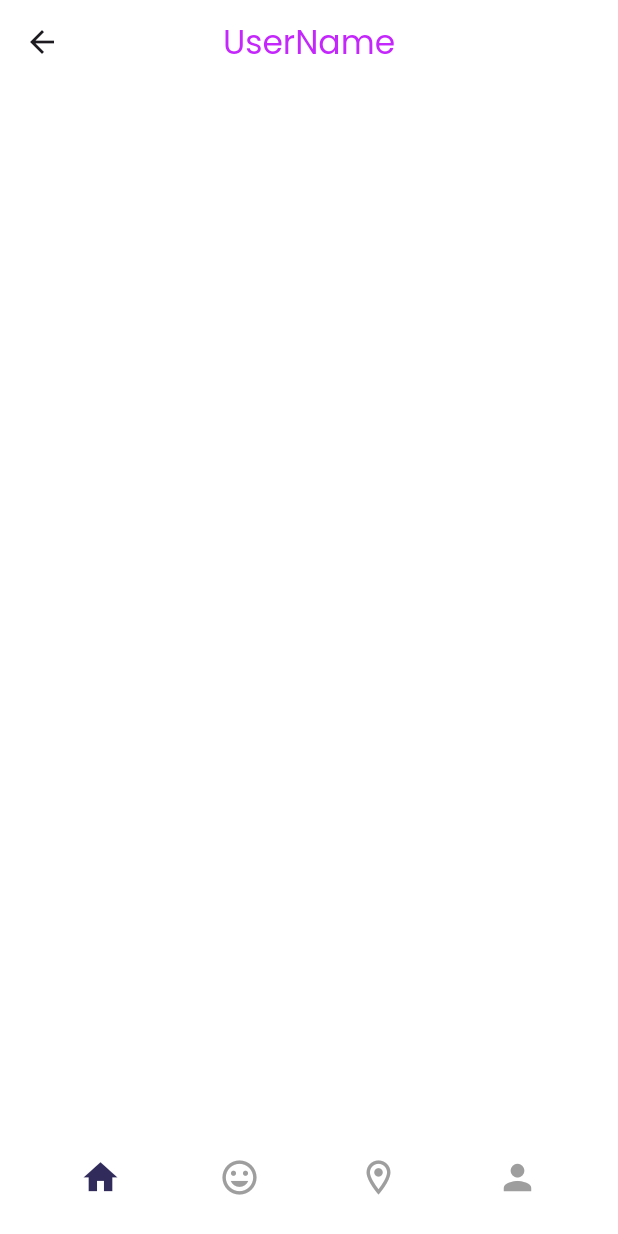
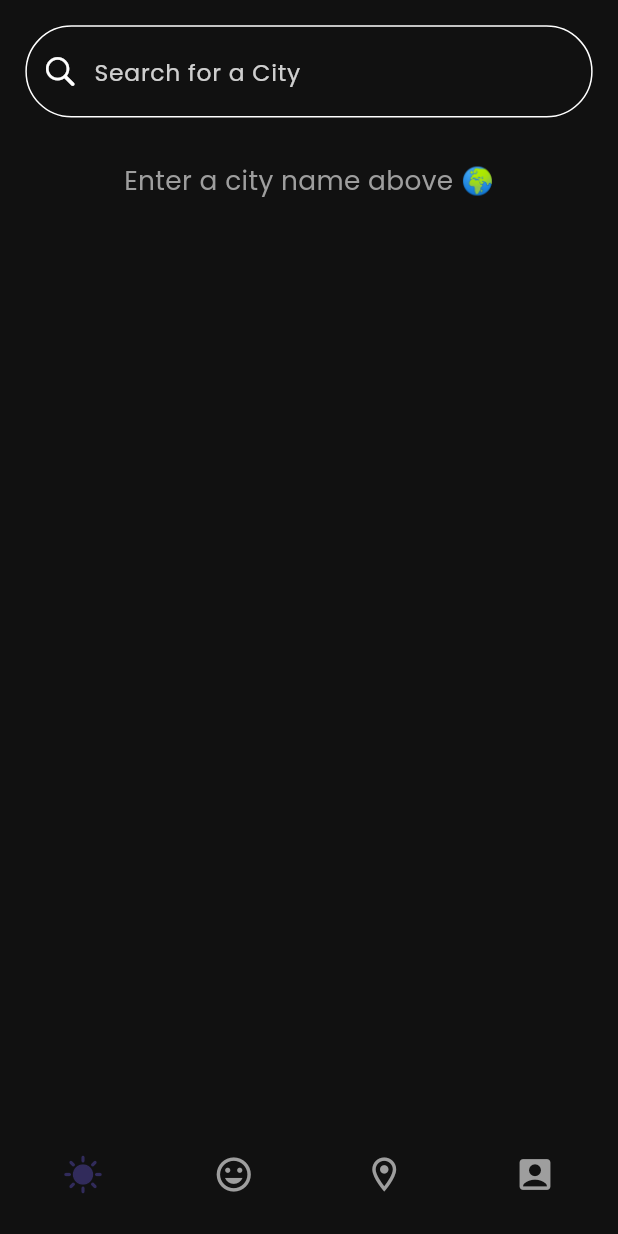
Before and after one commit to fathyyoussef1310/WeatherApp, a Flutter app: the Layoutscreen screen opened by its route, on a phone screen of 412 x 824 dp. Run offline on Flutter 3.47's test engine with Material 3 defaults, Android fonts, the phone set to English and light mode, and no system bars; our stand-ins replace flutter_bloc, flutter_screenutil, google_fonts, lottie.

Commit message:
Ui AlmostDone

```diff
--- /dev/null
+++ b/lib/Core/Widgets/SearchWidget.dart
@@ -0,0 +1,44 @@
+import 'dart:developer';
+import 'package:flutter/cupertino.dart';
+import 'package:flutter/material.dart';
+import 'package:flutter_screenutil/flutter_screenutil.dart';
+import 'package:google_fonts/google_fonts.dart';
+import 'package:weatherapp/Core/ColorsManager.dart';
+import 'package:flutter_bloc/flutter_bloc.dart';
+import 'package:weatherapp/Logic/Weatherdata/WeatherState.dart';
+class SearchWidgetWeather extends StatelessWidget {
+  final String text;
+  const SearchWidgetWeather({super.key, required this.text});
+  @override
+  Widget build(BuildContext context) {
+    return Container(
+      padding: REdgeInsets.symmetric(horizontal: 10.w, vertical: 6.h),
+      decoration: BoxDecoration(
+        color: Colors.transparent,
+        border: Border.all(color: ColorsManager.white),
+        borderRadius: BorderRadius.all(Radius.circular(70.r)),
+      ),
+      child: Row(
+        children: [
+          Icon(CupertinoIcons.search, color: ColorsManager.white),
+          SizedBox(width: 10.w),
+          Expanded(
+            child: TextField(
+              style: GoogleFonts.poppins(color: ColorsManager.white, fontSize: 19.sp,),
+              onSubmitted: (value) {
+                log(value);
+                context.read<WeatherCubit>().getData(value);
+              },
+              cursorColor: ColorsManager.white,
+              decoration: InputDecoration(
+                hintText: text,
+                border: InputBorder.none,
+                hintStyle: GoogleFonts.poppins(color: ColorsManager.white.withOpacity(0.8), fontSize: 16.sp,),
+              ),
+            ),
+          )
+        ],
+      ),
+    );
+  }
+}
--- /dev/null
+++ b/lib/Data/User_Repo.dart
@@ -0,0 +1,17 @@
+import 'dart:convert';
+
+import 'package:http/http.dart' as http;
+
+class WeatherRepos{
+  Future<Map<String,dynamic>>fetchData(String city)async
+  {
+    final Url="http://api.weatherapi.com/v1/current.json?key=0da3287425a848faaa8111123251410&q=$city&aqi=no";
+    final response=await http.get(Uri.parse(Url));
+    if(response.statusCode==200)
+    {
+      return jsonDecode(response.body);
+    }else {
+      throw Exception("Error Through Fetching Data");
+    }
+}
+}
--- /dev/null
+++ b/lib/Logic/Weatherdata/WeatherState.dart
@@ -0,0 +1,26 @@
+import 'package:flutter_bloc/flutter_bloc.dart';
+import 'package:weatherapp/Data/User_Repo.dart';
+abstract class WeatherState {}
+class WeatherInitial extends WeatherState {}
+class WeatherLoading extends WeatherState {}
+class WeatherLoaded extends WeatherState {
+  final Map<String, dynamic> data;
+  WeatherLoaded(this.data);
+}
+class WeatherError extends WeatherState {
+  final String error;
+  WeatherError(this.error);
+}
+class WeatherCubit extends Cubit<WeatherState> {
+  final WeatherRepos repo;
+  WeatherCubit(this.repo) : super(WeatherInitial());
+  Future<void> getData(String city) async {
+    emit(WeatherLoading());
+    try {
+      final weatherData = await repo.fetchData(city);
+      emit(WeatherLoaded(weatherData));
+    } catch (e) {
+      emit(WeatherError(e.toString()));
+    }
+  }
+}
--- a/lib/Ui/Features/Home/HomeScreen.dart
+++ b/lib/Ui/Features/Home/HomeScreen.dart
@@ -1,23 +1,73 @@
 import 'package:flutter/material.dart';
+import 'package:flutter_bloc/flutter_bloc.dart';
+import 'package:flutter_screenutil/flutter_screenutil.dart';
 import 'package:google_fonts/google_fonts.dart';
 import 'package:weatherapp/Core/ColorsManager.dart';
+import 'package:weatherapp/Core/Widgets/SearchWidget.dart';
+import 'package:weatherapp/Logic/Weatherdata/WeatherState.dart';
 
-class Homescreen extends StatelessWidget {
+class Homescreen extends StatefulWidget {
   const Homescreen({super.key});
 
   @override
+  State<Homescreen> createState() => _HomescreenState();
+}
+
+class _HomescreenState extends State<Homescreen> {
+  @override
   Widget build(BuildContext context) {
     return Scaffold(
-      backgroundColor: ColorsManager.white,
-      appBar: AppBar(
-        centerTitle: true,
-        backgroundColor: ColorsManager.white,
-        title: Text("UserName",style: GoogleFonts.poppins(color: ColorsManager.solid3),),
-      ),
-      body: Column(
-        children: [
-
-        ],
+      backgroundColor: ColorsManager.black,
+      body: SafeArea(
+        child: Padding(
+          padding: EdgeInsets.all(16.w),
+          child: Column(
+            mainAxisAlignment: MainAxisAlignment.start,
+            children: [
+              SearchWidgetWeather(text: "Search for a City"),
+              SizedBox(height: 30.h),
+              BlocBuilder<WeatherCubit, WeatherState>(
+                builder: (context, state) {
+                  if (state is WeatherLoading) {
+                    return const Center(child: CircularProgressIndicator(color: Colors.blue),);
+                  } else if (state is WeatherError) {
+                    return Center(
+                      child: Text("Error in your search ⚠️", style: GoogleFonts.poppins(color: Colors.red, fontSize: 18.sp,),
+                      ),
+                    );
+                  } else if (state is WeatherLoaded) {
+                    final weather = state.data;
+                    final temp = weather['current']['temp_c'];
+                    final city = weather['location']['name'];
+                    final condition = weather['current']['condition']['text'];
+                    return Column(
+                      children: [
+                        Text("Weather in $city", style: GoogleFonts.poppins(color: ColorsManager.white, fontSize: 27.sp, fontWeight: FontWeight.bold,),),
+                        SizedBox(height: 25.h),
+                        Container(
+                          height: 180.h,
+                          width: 180.w,
+                          decoration: const BoxDecoration(
+                            shape: BoxShape.circle,
+                            color: ColorsManager.solid2,
+                          ),
+                          alignment: Alignment.center,
+                          child: Text("$temp°C", style: GoogleFonts.poppins(color: Colors.white, fontSize: 40.sp, fontWeight: FontWeight.bold,),
+                          ),
+                        ),
+                        SizedBox(height: 20.h),
+                        Text(condition, style: GoogleFonts.poppins(color: ColorsManager.white, fontSize: 22.sp,),
+                        ),
+                      ],
+                    );
+                  }
+                  return Text("Enter a city name above 🌍", style: GoogleFonts.poppins(color: Colors.grey, fontSize: 18.sp,),
+                  );
+                },
+              ),
+            ],
+          ),
+        ),
       ),
     );
   }
--- a/lib/Ui/Features/LayoutScreen.dart
+++ b/lib/Ui/Features/LayoutScreen.dart
@@ -26,25 +26,28 @@ class _LayoutscreenState extends State<Layoutscreen> {
   @override
   Widget build(BuildContext context) {
     return Scaffold(
-      backgroundColor: ColorsManager.white,
     body: screens[selectedIndex],
-      bottomNavigationBar: Container(
-        height: 60.h,
-        margin: REdgeInsets.symmetric(horizontal: 20.w, vertical: 10.h),
+      bottomNavigationBar:
+      Container(
+        width: double.infinity,
+        margin: REdgeInsets.symmetric(horizontal: 5.w,vertical: 18.h),
+        child: Container(
           decoration: BoxDecoration(
-          color: ColorsManager.white,
-          borderRadius: BorderRadius.circular(30.r),
+            color: ColorsManager.black,
+            borderRadius: BorderRadius.circular(100.r),
           ),
           child: Row(
             mainAxisAlignment: MainAxisAlignment.spaceAround,
             children: [
-            _buildIcon(Icons.home, 0),
+              _buildIcon(Icons.sunny, 0),
               _buildIcon(Icons.mood, 1),
               _buildIcon(Icons.location_on_outlined, 2),
-            _buildIcon(Icons.person, 3),
+              _buildIcon(Icons.account_box, 3),
             ],
           ),
         ),
+      ),
+      backgroundColor: ColorsManager.black,
     );
   }
   Widget _buildIcon(IconData icon, int index) {
--- a/lib/Ui/Features/Map/Map.dart
+++ b/lib/Ui/Features/Map/Map.dart
@@ -13,7 +13,7 @@ class _MapScreenState extends State<MapScreen> {
   @override
   Widget build(BuildContext context) {
     return Scaffold(
-      backgroundColor: ColorsManager.grey,
+      backgroundColor: ColorsManager.black,
     );
   }
 }
--- a/lib/Ui/Features/profile/Profile.dart
+++ b/lib/Ui/Features/profile/Profile.dart
@@ -12,7 +12,7 @@ class _ProfileState extends State<Profile> {
   @override
   Widget build(BuildContext context) {
     return  Scaffold(
-      backgroundColor: ColorsManager.white,
+      backgroundColor: ColorsManager.black,
     );
   }
 }
--- a/lib/Ui/SplashScreen.dart
+++ b/lib/Ui/SplashScreen.dart
@@ -1,5 +1,6 @@
 import 'package:flutter/material.dart';
 import 'package:lottie/lottie.dart';
+import 'package:weatherapp/Core/ColorsManager.dart';
 import 'package:weatherapp/Core/RoutesManager.dart';
 
 class SplashScreenAnimation extends StatefulWidget {
@@ -23,13 +24,12 @@ class _SplashScreenAnimationState extends State<SplashScreenAnimation> {
   @override
   Widget build(BuildContext context) {
     return Scaffold(
-      backgroundColor: Colors.lightBlueAccent,
+      backgroundColor: ColorsManager.black,
       body: Center(
         child: Column(
           mainAxisAlignment: MainAxisAlignment.center,
           children: [
-            Lottie.asset(
-              "assets/lottie/Weather-windy.json",
+            Lottie.asset("assets/lottie/Weather-windy.json",
               width: 250,
               height: 250,
               fit: BoxFit.contain,
```
Also changed, not shown: lib/Data/Condition.dart (added, +24 -0 lines), lib/Data/Current.dart (added, +52 -0 lines), lib/Data/Location.dart (added, +44 -0 lines), lib/Data/Weathe_response.dart (added, +26 -0 lines), lib/Ui/Features/Mode/moodeScreen.dart (+9 -1 lines), lib/main.dart (+10 -1 lines), pubspec.yaml (+21 -2 lines), assets/Icons/Moon cloud mid rain.png (added), pubspec.lock, 35 other files. Lines whose indentation alone changed are shown as unchanged.
